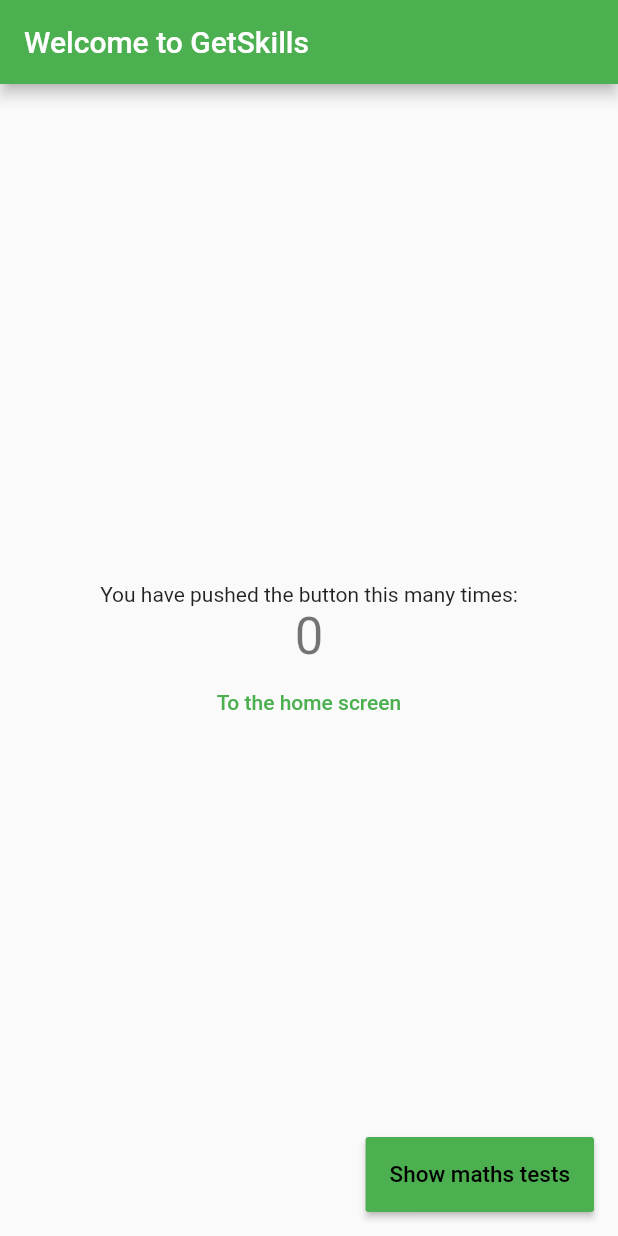
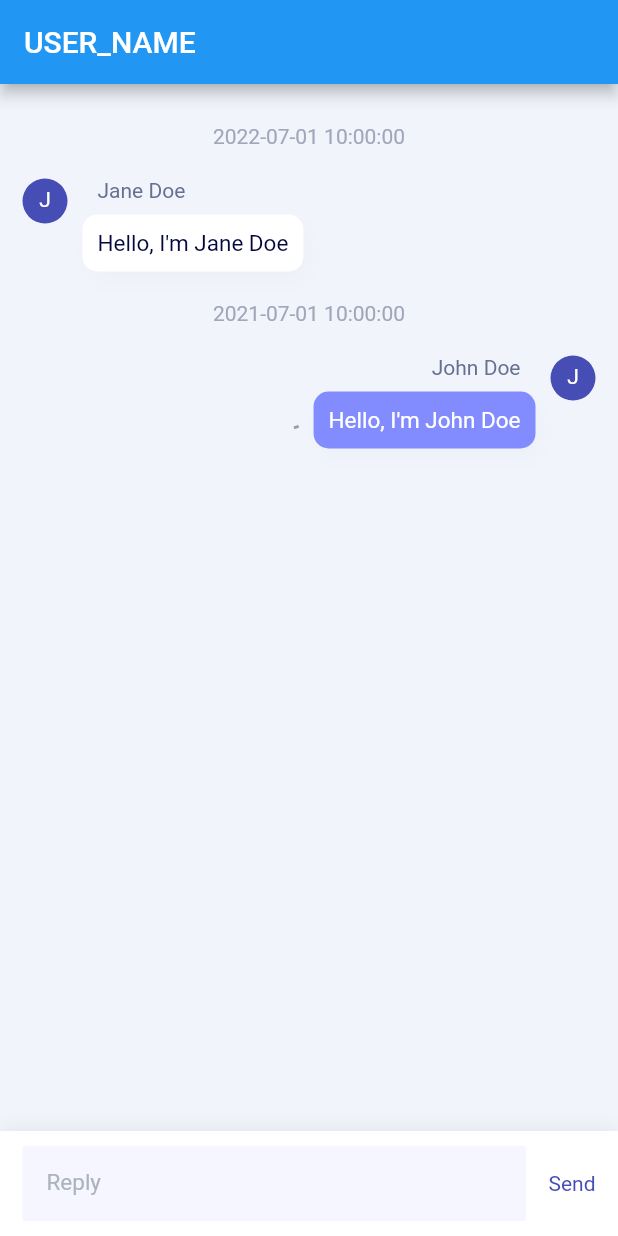
Before and after one commit to ZTianWang/My-flutter-App, a Flutter app: the screen it shows after launch, on a phone screen of 412 x 824 dp. Run offline on Flutter 3.47's test engine with Material 2 defaults, Android fonts, the phone set to English and light mode, and no system bars.

Commit message:
add static chat page, refactor deprecated widgets
Signed-off-by: ysway <yswysc@gmail.com>

```diff
--- a/lib/common_widgets/custom_raised_button.dart
+++ b/lib/common_widgets/custom_raised_button.dart
@@ -8,7 +8,8 @@
     this.borderRadius: 2.0,
     this.height: 50.0,
     required this.onPressed,
-  }) : assert(borderRadius != null), super(key: key);
+  })  : assert(borderRadius != null),
+        super(key: key);
   final Widget child;
   final Color color;
   final double borderRadius;
@@ -19,16 +20,18 @@
   Widget build(BuildContext context) {
     return SizedBox(
       height: height,
-      child: RaisedButton(
-        child: child,
-        color: color,
-        disabledColor: color,
-        shape: RoundedRectangleBorder(
-          borderRadius: BorderRadius.all(
-            Radius.circular(borderRadius),
+      child: ElevatedButton(
+        style: ElevatedButton.styleFrom(
+          foregroundColor: Colors.white,
+          backgroundColor: color,
+          shape: RoundedRectangleBorder(
+            borderRadius: BorderRadius.all(
+              Radius.circular(borderRadius),
+            ),
           ),
         ),
         onPressed: onPressed,
+        child: child,
       ),
     );
   }
--- a/lib/main.dart
+++ b/lib/main.dart
@@ -1,11 +1,17 @@
 import 'package:flutter/material.dart';
 import 'package:getskills_flutter/common_widgets/form_submit_button.dart';
 import 'package:getskills_flutter/sign_in/sign_in_button.dart';
+import 'package:getskills_flutter/pages/chat.dart';
 
 import 'home_screen.dart';
 
 void main() {
-  runApp(const MyApp());
+  // runApp(const MyApp());
+  runApp(
+    const MaterialApp(
+      home: ChatPage(),
+    ),
+  );
 }
 
 class MyApp extends StatelessWidget {
--- /dev/null
+++ b/lib/pages/chat.dart
@@ -0,0 +1,466 @@
+// ignore_for_file: non_constant_identifier_names
+
+import 'dart:async';
+import 'dart:math';
+
+import 'package:flutter/material.dart';
+
+class ChatPage extends StatefulWidget {
+  const ChatPage({Key? key}) : super(key: key);
+
+  @override
+  State<ChatPage> createState() => _ChatPageState();
+}
+
+class _ChatPageState extends State<ChatPage> {
+  late TextEditingController textEditingController;
+  late final ScrollController _scrollController =
+      ScrollController(); //listview的控制器
+  late double contentMaxWidth;
+
+  late String userName = 'USER_NAME';
+  late String userId = '123456';
+
+  @override
+  void initState() {
+    super.initState();
+    textEditingController = TextEditingController();
+  }
+
+  @override
+  Widget build(BuildContext context) {
+    contentMaxWidth = MediaQuery.of(context).size.width - 90;
+    return Scaffold(
+      backgroundColor: Colors.white,
+      appBar: AppBar(
+        title: Text(userName),
+      ),
+      body: Container(
+        width: double.infinity,
+        height: double.infinity,
+        color: const Color(0xFFF1F5FB),
+        child: Column(
+          children: <Widget>[
+            Expanded(
+              flex: 1,
+              child: Container(
+                //列表内容少的时候靠上
+                alignment: Alignment.topCenter,
+                child: _renderList(),
+              ),
+            ),
+            Container(
+              decoration: const BoxDecoration(
+                color: Colors.white,
+                boxShadow: [
+                  BoxShadow(
+                    color: Color(0x14000000),
+                    blurRadius: 10,
+                  ),
+                ],
+              ),
+              child: Row(
+                crossAxisAlignment: CrossAxisAlignment.end,
+                children: <Widget>[
+                  Expanded(
+                    child: Container(
+                      margin: const EdgeInsets.fromLTRB(15, 10, 0, 10),
+                      constraints: const BoxConstraints(
+                        maxHeight: 100.0,
+                        minHeight: 50.0,
+                      ),
+                      decoration: const BoxDecoration(
+                          color: Color(0xFFF5F6FF),
+                          borderRadius: BorderRadius.all(Radius.circular(2))),
+                      child: TextField(
+                        controller: textEditingController,
+                        cursorColor: const Color(0xFF464EB5),
+                        maxLines: null,
+                        maxLength: 200,
+                        decoration: const InputDecoration(
+                          counterText: '',
+                          border: InputBorder.none,
+                          contentPadding: EdgeInsets.only(
+                              left: 16.0, right: 16.0, top: 10.0, bottom: 10.0),
+                          hintText: "Reply",
+                          hintStyle:
+                              TextStyle(color: Color(0xFFADB3BA), fontSize: 15),
+                        ),
+                        style: const TextStyle(
+                            color: Color(0xFF03073C), fontSize: 15),
+                      ),
+                    ),
+                  ),
+                  GestureDetector(
+                    behavior: HitTestBehavior.opaque,
+                    child: Container(
+                      padding: const EdgeInsets.fromLTRB(15, 0, 15, 0),
+                      alignment: Alignment.center,
+                      height: 70,
+                      child: const Text(
+                        'Send',
+                        style: TextStyle(
+                          color: Color(0xFF464EB5),
+                          fontSize: 14,
+                        ),
+                      ),
+                    ),
+                    onTap: () {
+                      sendTxt();
+                    },
+                  ),
+                ],
+              ),
+            ),
+          ],
+        ),
+      ),
+    );
+  }
+
+  List list = [
+    {
+      "createdAt": "2021-07-01 10:00:00",
+      "userId": "123456",
+      "name": "John Doe",
+      // "orderNo": widget.orderNo,
+      "reply": "Hello, I'm John Doe",
+      "updatedAt": "2021-07-01 10:00:00",
+      'status': SENDING_TYPE,
+      'tag': 00000,
+    },
+    {
+      "createdAt": "2022-07-01 10:00:00",
+      "userId": "654321",
+      "name": "Jane Doe",
+      // "orderNo": widget.orderNo,
+      "reply": "Hello, I'm Jane Doe",
+      "updatedAt": "2022-07-01 10:00:00",
+      'status': SENDING_TYPE,
+      'tag': 11111,
+    }
+  ]; //列表要展示的数据
+
+  _renderList() {
+    return GestureDetector(
+      child: ListView.builder(
+        reverse: true,
+        shrinkWrap: true,
+        padding: const EdgeInsets.only(top: 27),
+        itemBuilder: (context, index) {
+          var item = list[index];
+          return GestureDetector(
+            child: item['userId'] == userId
+                ? _renderRowSendByMe(context, item)
+                : _renderRowSendByOthers(context, item),
+            onTap: () {},
+          );
+        },
+        itemCount: list.length,
+        physics: const AlwaysScrollableScrollPhysics(),
+        controller: _scrollController,
+      ),
+      onTap: () {
+        FocusScope.of(context).requestFocus(FocusNode());
+      },
+    );
+  }
+
+  Widget _renderRowSendByOthers(BuildContext context, item) {
+    return Container(
+      padding: const EdgeInsets.fromLTRB(0, 0, 0, 20),
+      child: Column(
+        children: <Widget>[
+          Padding(
+            padding: const EdgeInsets.only(bottom: 20),
+            child: Text(
+              // CommonUtils.timeStampFormat(item['createdAt']),
+              item['createdAt'],
+              textAlign: TextAlign.center,
+              style: const TextStyle(
+                color: Color(0xFFA1A6BB),
+                fontSize: 14,
+              ),
+            ),
+          ),
+          Padding(
+            padding: const EdgeInsets.only(left: 15, right: 45),
+            child: Row(
+              crossAxisAlignment: CrossAxisAlignment.start,
+              children: <Widget>[
+                Container(
+                  alignment: Alignment.center,
+                  width: 30,
+                  height: 30,
+                  decoration: const BoxDecoration(
+                      color: Color(0xFF464EB5),
+                      borderRadius: BorderRadius.all(Radius.circular(15))),
+                  child: Padding(
+                    padding: const EdgeInsets.only(bottom: 2),
+                    child: Text(
+                      item['name'].toString().substring(0, 1),
+                      textAlign: TextAlign.center,
+                      style: const TextStyle(
+                        color: Colors.white,
+                        fontSize: 14,
+                      ),
+                    ),
+                  ),
+                ),
+                Expanded(
+                  child: Column(
+                    crossAxisAlignment: CrossAxisAlignment.start,
+                    children: <Widget>[
+                      Padding(
+                        padding: const EdgeInsets.only(left: 20, right: 30),
+                        child: Text(
+                          item['name'],
+                          softWrap: true,
+                          style: const TextStyle(
+                            color: Color(0xFF677092),
+                            fontSize: 14,
+                          ),
+                        ),
+                      ),
+                      Stack(
+                        children: <Widget>[
+                          // Container(
+                          //   margin: const EdgeInsets.fromLTRB(2, 16, 0, 0),
+                          //   child: const Image(
+                          //       width: 11,
+                          //       height: 20,
+                          //       image: AssetImage(
+                          //           "static/images/chat_white_arrow.png")),
+                          // ),
+                          Container(
+                            decoration: const BoxDecoration(
+                                boxShadow: [
+                                  BoxShadow(
+                                    offset: Offset(4.0, 7.0),
+                                    color: Color(0x04000000),
+                                    blurRadius: 10,
+                                  ),
+                                ],
+                                color: Colors.white,
+                                borderRadius:
+                                    BorderRadius.all(Radius.circular(10))),
+                            margin: const EdgeInsets.only(top: 8, left: 10),
+                            padding: const EdgeInsets.all(10),
+                            child: Text(
+                              item['reply'],
+                              style: const TextStyle(
+                                color: Color(0xFF03073C),
+                                fontSize: 15,
+                              ),
+                            ),
+                          ),
+                        ],
+                      ),
+                    ],
+                  ),
+                ),
+              ],
+            ),
+          ),
+        ],
+      ),
+    );
+  }
+
+  Widget _renderRowSendByMe(BuildContext context, item) {
+    return Container(
+      padding: const EdgeInsets.fromLTRB(0, 0, 0, 20),
+      child: Column(
+        children: <Widget>[
+          Padding(
+            padding: const EdgeInsets.only(bottom: 20),
+            child: Text(
+              // CommonUtils.timeStampFormat(item['createdAt']),
+              item['createdAt'],
+              textAlign: TextAlign.center,
+              style: const TextStyle(
+                color: Color(0xFFA1A6BB),
+                fontSize: 14,
+              ),
+            ),
+          ),
+          Row(
+            crossAxisAlignment: CrossAxisAlignment.start,
+            textDirection: TextDirection.rtl,
+            children: <Widget>[
+              Container(
+                margin: const EdgeInsets.only(right: 15),
+                alignment: Alignment.center,
+                width: 30,
+                height: 30,
+                decoration: const BoxDecoration(
+                    color: Color(0xFF464EB5),
+                    borderRadius: BorderRadius.all(Radius.circular(15))),
+                child: Padding(
+                  padding: const EdgeInsets.only(bottom: 2),
+                  child: Text(
+                    item['name'].toString().substring(0, 1),
+                    textAlign: TextAlign.center,
+                    style: const TextStyle(
+                      color: Colors.white,
+                      fontSize: 14,
+                    ),
+                  ),
+                ),
+              ),
+              Column(
+                crossAxisAlignment: CrossAxisAlignment.end,
+                children: <Widget>[
+                  Padding(
+                    padding: const EdgeInsets.only(right: 20),
+                    child: Text(
+                      item['name'],
+                      softWrap: true,
+                      style: const TextStyle(
+                        color: Color(0xFF677092),
+                        fontSize: 14,
+                      ),
+                    ),
+                  ),
+                  Stack(
+                    alignment: Alignment.topRight,
+                    children: <Widget>[
+                      // Container(
+                      //   margin: const EdgeInsets.fromLTRB(0, 16, 2, 0),
+                      //   child: const Image(
+                      //       width: 11,
+                      //       height: 20,
+                      //       image: AssetImage(
+                      //           "static/images/chat_purple_arrow.png")),
+                      // ),
+                      Row(
+                        textDirection: TextDirection.rtl,
+                        children: <Widget>[
+                          ConstrainedBox(
+                            constraints: BoxConstraints(
+                              maxWidth: contentMaxWidth,
+                            ),
+                            child: Container(
+                              margin: const EdgeInsets.only(top: 8, right: 10),
+                              decoration: const BoxDecoration(
+                                  boxShadow: [
+                                    BoxShadow(
+                                      offset: Offset(4.0, 7.0),
+                                      color: Color(0x04000000),
+                                      blurRadius: 10,
+                                    ),
+                                  ],
+                                  color: Color(0xFF838CFF),
+                                  borderRadius:
+                                      BorderRadius.all(Radius.circular(10))),
+                              padding: const EdgeInsets.all(10),
+                              child: Text(
+                                item['reply'],
+                                softWrap: true,
+                                style: const TextStyle(
+                                  color: Colors.white,
+                                  fontSize: 15,
+                                ),
+                              ),
+                            ),
+                          ),
+                          Container(
+                              margin: const EdgeInsets.fromLTRB(0, 8, 8, 0),
+                              child: item['status'] == SENDING_TYPE
+                                  ? ConstrainedBox(
+                                      constraints: const BoxConstraints(
+                                          maxWidth: 10, maxHeight: 10),
+                                      child: const SizedBox(
+                                        width: 10,
+                                        height: 10,
+                                        child: CircularProgressIndicator(
+                                          strokeWidth: 2.0,
+                                          valueColor:
+                                              AlwaysStoppedAnimation<Color>(
+                                                  Colors.grey),
+                                        ),
+                                      ),
+                                    )
+                                  : item['status'] == FAILED_TYPE
+                                      ? const Image(
+                                          width: 11,
+                                          height: 20,
+                                          image: AssetImage(
+                                              "static/images/network_error_icon.png"))
+                                      : Container()),
+                        ],
+                      ),
+                    ],
+                  ),
+                ],
+              ),
+            ],
+          )
+        ],
+      ),
+    );
+  }
+
+  final int maxValue = 1 << 32;
+
+  sendTxt() async {
+    // int tag = random.nextInt(maxValue);
+    // if (CommonUtils.isEmpty(textEditingController.value.text.trim())) {
+    //   return;
+    // }
+    // String message = textEditingController.value.text;
+    // addMessage(message, tag);
+    // textEditingController.text = '';
+    // String url = '${Address.getPrefix()}hbpay/overdue/urge/saveReply';
+    // var res = await httpManager.netFetch(url,
+    //     data: {
+    //       'orderNo': widget.orderNo,
+    //       'userId': userId,
+    //       'name': userName,
+    //       'reply': message,
+    //       'tag': '$tag',
+    //     },
+    //     options: Options(method: 'post'),
+    //     showLoadingForPost: false);
+
+    // int index = 0;
+    // if (res.result) {
+    //   for (int i = 0; index < list.length; i++) {
+    //     if (list[i]['tag'] == res.data) {
+    //       index = i;
+    //       break;
+    //     }
+    //   }
+    //   setState(() {
+    //     list[index]['status'] = SUCCESSED_TYPE;
+    //   });
+    // } else {
+    //   setState(() {
+    //     list[index]['status'] = FAILED_TYPE;
+    //   });
+    // }
+  }
+
+  final random = Random();
+
+  addMessage(content, tag) {
+    int time = DateTime.now().millisecondsSinceEpoch;
+    setState(() {
+      list.insert(0, {
+        "createdAt": time,
+        "userId": userId,
+        "name": userName,
+        // "orderNo": widget.orderNo,
+        "reply": content,
+        "updatedAt": time,
+        'status': SENDING_TYPE,
+        'tag': '$tag',
+      });
+    });
+    Timer(const Duration(milliseconds: 100), () => _scrollController.jumpTo(0));
+  }
+
+  static int SENDING_TYPE = 0;
+  static int FAILED_TYPE = 1;
+  static int SUCCESSED_TYPE = 2;
+}
```
Also changed, not shown: pubspec.lock.
